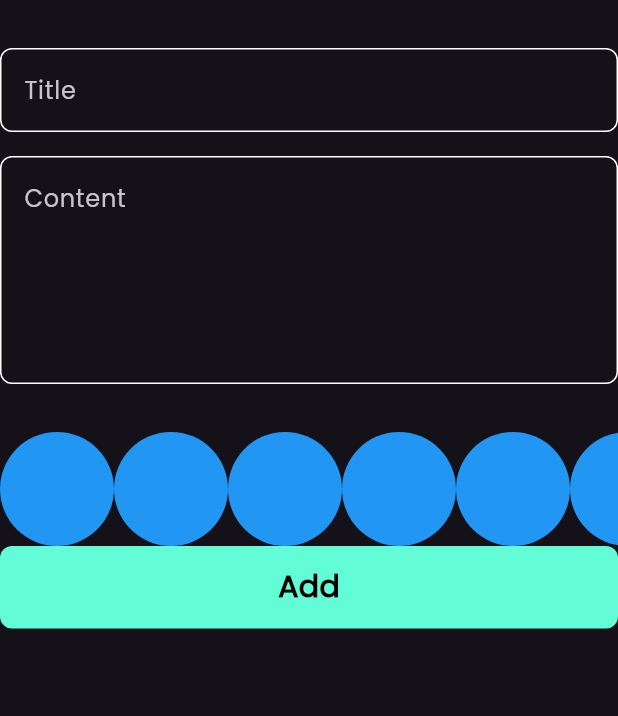
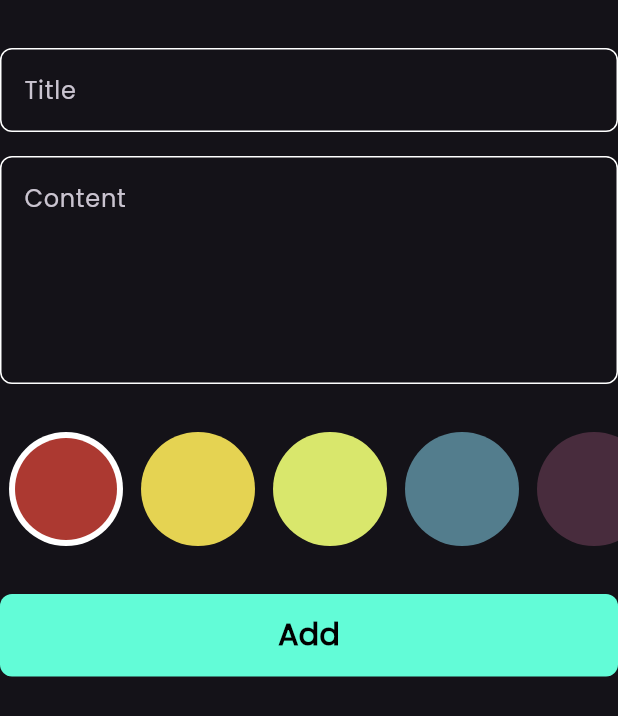
Before and after one commit to Youssef-Taqi-Eldeen/notes_app, a Flutter app: the AddNoteForm widget shown alone on an empty page, opened directly, on a phone screen of 412 x 824 dp. Shown: the top 716 px of the screen. Run offline on Flutter 3.47's test engine with Material 3 defaults, Android fonts, the phone set to English and light mode, and no system bars; our stand-ins replace bloc, flutter_bloc, hive, hive_flutter, modal_progress_hud_nsn; accounts and stored records are empty.

Commit message:
colors list view part two

```diff
--- a/lib/widgets/add_note_form.dart
+++ b/lib/widgets/add_note_form.dart
@@ -3,6 +3,7 @@ import 'package:flutter_bloc/flutter_bloc.dart';
 import 'package:intl/intl.dart';
 import 'package:notes_app/cubits/add_notes_cubit/add_notes_cubit_cubit.dart';
 import 'package:notes_app/models/note_model.dart';
+import 'package:notes_app/widgets/colors_list_view.dart';
 import 'package:notes_app/widgets/custom_bottom.dart';
 import 'package:notes_app/widgets/custom_text_field.dart';
 
@@ -49,6 +50,9 @@ class _AddNoteFormState extends State<AddNoteForm> {
             height: 32,
           ),
           const ColorsListView(),
+          const SizedBox(
+            height: 32,
+          ),
           BlocBuilder<AddNotesCubitCubit, AddNotesCubitState>(
             builder: (context, state) {
               return CustomButton(
@@ -82,32 +86,3 @@ class _AddNoteFormState extends State<AddNoteForm> {
     );
   }
 }
-
-class ColorItem extends StatelessWidget {
-  const ColorItem({super.key});
-
-  @override
-  Widget build(BuildContext context) {
-    return const CircleAvatar(
-      radius: 38,
-      backgroundColor: Colors.blue,
-    );
-  }
-}
-
-class ColorsListView extends StatelessWidget {
-  const ColorsListView({super.key});
-
-  @override
-  Widget build(BuildContext context) {
-    return SizedBox(
-      height: 38 * 2,
-      child: ListView.builder(
-          itemCount: 10,
-          scrollDirection: Axis.horizontal,
-          itemBuilder: (context, index) {
-            return const ColorItem();
-          }),
-    );
-  }
-}
--- /dev/null
+++ b/lib/widgets/colors_list_view.dart
@@ -0,0 +1,66 @@
+import 'package:flutter/material.dart';
+
+class ColorItem extends StatelessWidget {
+  const ColorItem({super.key, required this.isActive, required this.color});
+  final bool isActive;
+  final Color color;
+  @override
+  Widget build(BuildContext context) {
+    return isActive
+        ? CircleAvatar(
+            radius: 38,
+            backgroundColor: Colors.white,
+            child: CircleAvatar(
+              radius: 34,
+              backgroundColor: color,
+            ),
+          )
+        : CircleAvatar(
+            radius: 38,
+            backgroundColor: color,
+          );
+  }
+}
+
+class ColorsListView extends StatefulWidget {
+  const ColorsListView({super.key});
+
+  @override
+  State<ColorsListView> createState() => _ColorsListViewState();
+}
+
+class _ColorsListViewState extends State<ColorsListView> {
+  int currentIndex = 0;
+
+  List<Color> colors = const [
+    Color(0xffAC3931),
+    Color(0xffE5D352),
+    Color(0xffD9E76C),
+    Color(0xff537D8D),
+    Color(0xff482C3D),
+  ];
+  @override
+  Widget build(BuildContext context) {
+    return SizedBox(
+      height: 38 * 2,
+      child: ListView.builder(
+          itemCount: colors.length,
+          scrollDirection: Axis.horizontal,
+          itemBuilder: (context, index) {
+            return Padding(
+              padding: const EdgeInsets.symmetric(horizontal: 6),
+              child: GestureDetector(
+                onTap: () {
+                  currentIndex = index;
+                  setState(() {});
+                },
+                child: ColorItem(
+                  color: colors[index],
+                  isActive: currentIndex == index,
+                ),
+              ),
+            );
+          }),
+    );
+  }
+}
```
